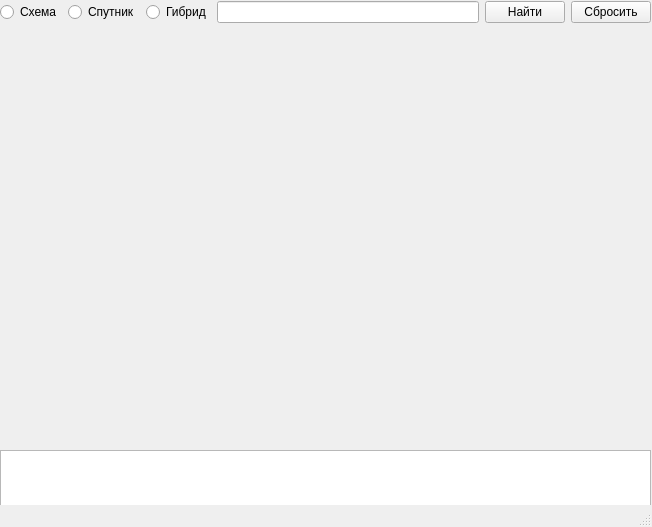
Qt form system_files/main.ui (SneakySelderey/fuzzy-octo-chainsaw) before a commit.
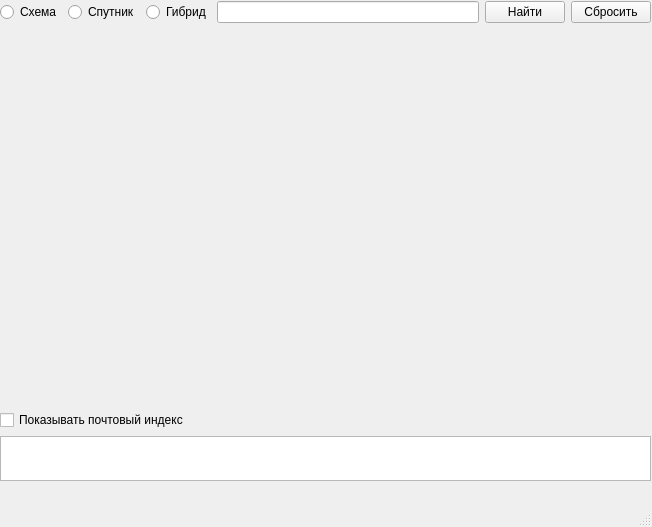
The same form after that commit.

```diff
--- a/system_files/main.ui
+++ b/system_files/main.ui
@@ -84,15 +84,22 @@
     <property name="geometry">
      <rect>
       <x>0</x>
-      <y>450</y>
+      <y>410</y>
       <width>651</width>
-      <height>64</height>
+      <height>71</height>
      </rect>
     </property>
-    <layout class="QHBoxLayout" name="address_layout">
-     <item>
+    <layout class="QGridLayout" name="show_address_layout">
+     <item row="1" column="0">
       <widget class="QPlainTextEdit" name="address_line"/>
      </item>
+     <item row="0" column="0">
+      <widget class="QCheckBox" name="show_post_index">
+       <property name="text">
+        <string>Показывать почтовый индекс</string>
+       </property>
+      </widget>
+     </item>
     </layout>
    </widget>
   </widget>
```
Left out of the diff: 2 changed lines with no effect on the pictures.
